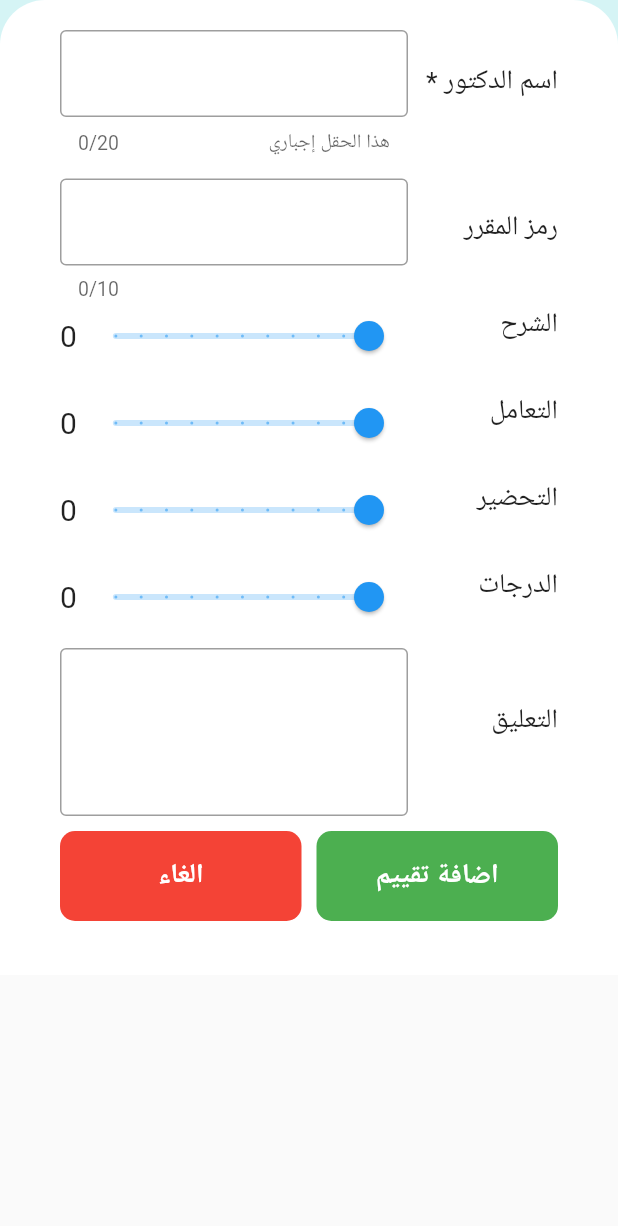
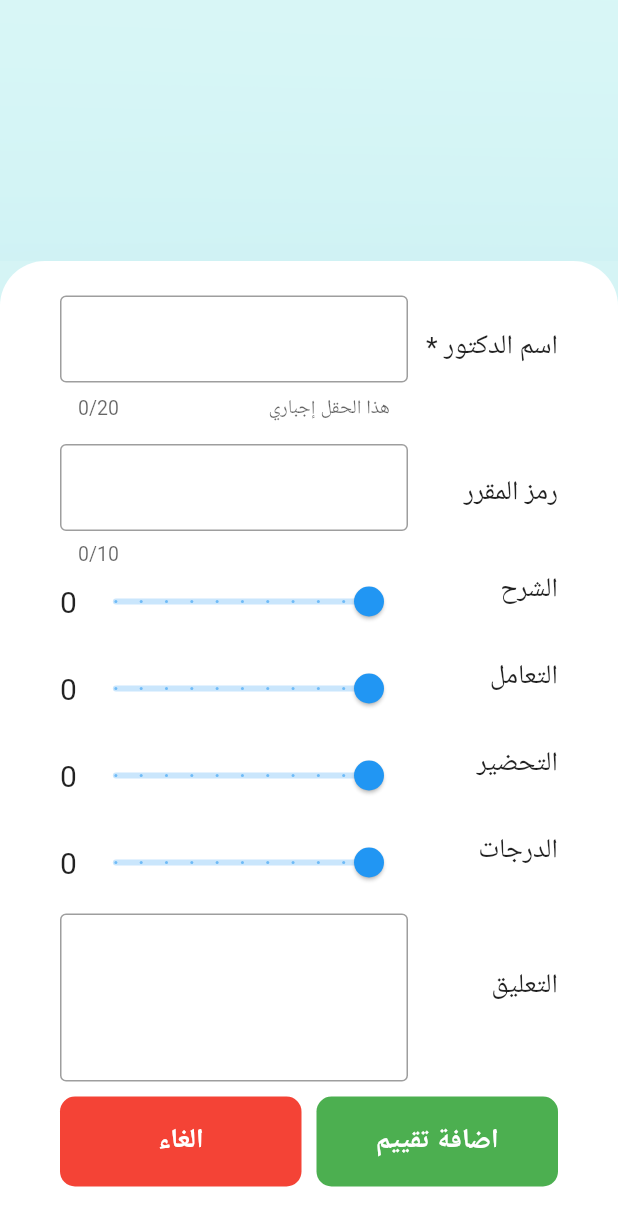
Before and after one commit to EidAlmutairi0/takyeem, a Flutter app: the screen it shows after launch, after a tap on the "add" icon, on a phone screen of 412 x 824 dp. Shown: the top 1226 px of the screen. Run offline on Flutter 3.47's test engine with Material 2 defaults, Android fonts, the phone set to English and light mode, and no system bars; drawn by our look-alikes of auto_animated; our stand-ins replace google_fonts; Roboto replaces fonts that are missing (Almarai).

```diff
--- a/lib/add_doctor_screen.dart
+++ b/lib/add_doctor_screen.dart
@@ -30,8 +30,8 @@
   @override
   Widget build(BuildContext context) {
     return SafeArea(
-      child: Scaffold(
-        body: Container(
+      child: SingleChildScrollView(
+        child: Container(
           color: Color(0xFF0D3F4F5),
           child: Container(
             decoration: BoxDecoration(
@@ -40,7 +40,6 @@
                   topLeft: Radius.circular(30), topRight: Radius.circular(30)),
             ),
             height: 650,
-            child: SingleChildScrollView(
             child: Padding(
               padding: const EdgeInsets.fromLTRB(40, 20, 40, 30),
               child: Column(
@@ -303,8 +302,8 @@
                                         context: context,
                                         builder: (BuildContext context) {
                                           return AlertDialog(
-                                              title: Text(
-                                                  "الرجاء كتابةاسم الدكتور"),
+                                            title:
+                                                Text("الرجاء كتابةاسم الدكتور"),
                                             actions: <Widget>[
                                               FlatButton(
                                                 child: Text("OK"),
@@ -362,7 +361,6 @@
           ),
         ),
       ),
-      ),
     );
   }
 }
--- a/lib/add_rate_screen.dart
+++ b/lib/add_rate_screen.dart
@@ -30,8 +30,7 @@
   @override
   Widget build(BuildContext context) {
     return SafeArea(
-      child: Scaffold(
-        body: Container(
+      child: Container(
         color: Color(0xFF0D3F4F5),
         child: Container(
           decoration: BoxDecoration(
@@ -274,8 +273,8 @@
                                         context: context,
                                         builder: (BuildContext context) {
                                           return AlertDialog(
-                                              title: Text(
-                                                  "الرجاء كتابةاسم الدكتور"),
+                                            title:
+                                                Text("الرجاء كتابةاسم الدكتور"),
                                             actions: <Widget>[
                                               FlatButton(
                                                 child: Text("OK"),
@@ -333,7 +332,6 @@
           ),
         ),
       ),
-      ),
     );
   }
 }
--- a/lib/home_screen.dart
+++ b/lib/home_screen.dart
@@ -91,8 +91,6 @@
   Widget build(BuildContext context) {
     SystemChrome.setSystemUIOverlayStyle(SystemUiOverlayStyle.dark);
     return Scaffold(
-        floatingActionButton: AddDoctorFlotingActionButton(),
-        floatingActionButtonLocation: FloatingActionButtonLocation.centerFloat,
         body: Container(
       decoration: BoxDecoration(
         image: DecorationImage(
@@ -101,6 +99,17 @@
         ),
       ),
       child: SafeArea(
+        child: Scaffold(
+          floatingActionButton: AddDoctorFlotingActionButton(),
+          floatingActionButtonLocation:
+              FloatingActionButtonLocation.centerFloat,
+          body: Container(
+            decoration: BoxDecoration(
+              image: DecorationImage(
+                image: AssetImage('images/appBackground.png'),
+                fit: BoxFit.cover,
+              ),
+            ),
             child: Center(
               child: Container(
                 child: SingleChildScrollView(
@@ -167,6 +176,8 @@
               ),
             ),
           ),
+        ),
+      ),
     ));
   }
 }
```
Lines whose indentation alone changed are shown as unchanged.
